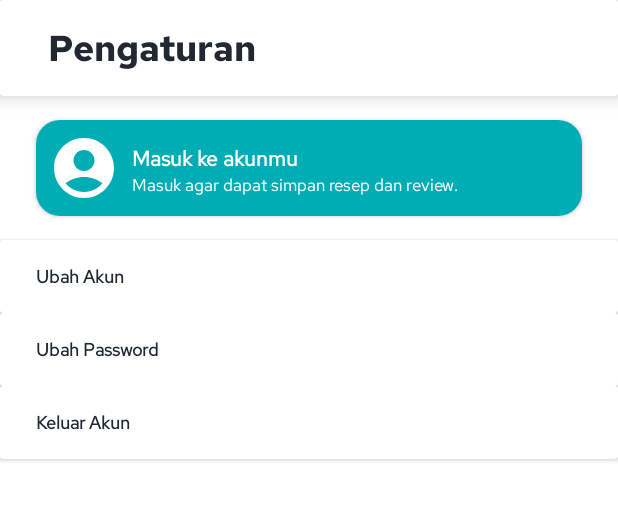
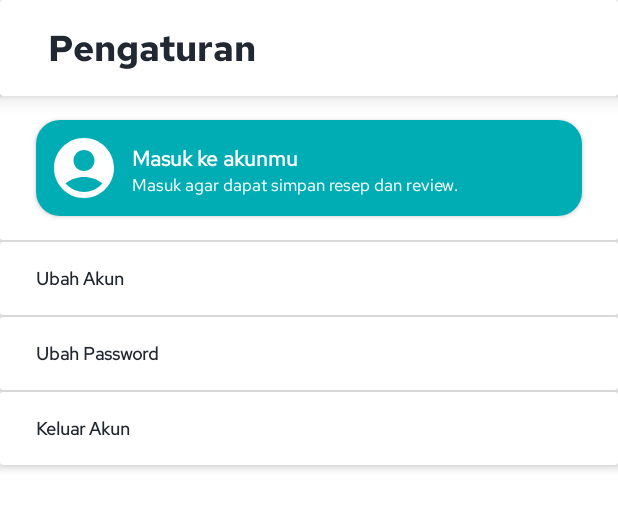
Before and after one commit to mziyadam/zcook, an Android app: the layout fragment_settings.xml on its own in the app's theme, with its tools: preview values and no code run, on a phone screen of 412 x 824 dp. Shown: the top 509 px of the screen. Run offline under Robolectric (Android 15) with nearby library versions, the phone set to English and light mode, and no system bars.

Commit message:
benerin tombol di setting

```diff
--- a/app/src/main/res/layout/fragment_settings.xml
+++ b/app/src/main/res/layout/fragment_settings.xml
@@ -32,14 +32,19 @@
 
     <androidx.cardview.widget.CardView
         android:id="@+id/btn_to_login"
+        app:cardElevation="4dp"
+        android:layout_width="match_parent"
+        android:layout_height="wrap_content"
+        app:layout_constraintEnd_toEndOf="parent"
+        app:layout_constraintStart_toStartOf="parent"
+        app:layout_constraintTop_toBottomOf="@id/cv_app_bar">
+
+        <androidx.cardview.widget.CardView
             android:layout_width="match_parent"
             android:layout_height="wrap_content"
             android:layout_marginHorizontal="@dimen/inter_component_margin_medium"
-        android:layout_marginTop="@dimen/inter_component_margin_normal"
-        app:cardCornerRadius="16dp"
-        app:layout_constraintEnd_toEndOf="parent"
-        app:layout_constraintStart_toStartOf="parent"
-        app:layout_constraintTop_toBottomOf="@id/cv_app_bar">
+            android:layout_marginVertical="@dimen/inter_component_margin_normal"
+            app:cardCornerRadius="16dp">
 
             <androidx.constraintlayout.widget.ConstraintLayout
                 android:layout_width="match_parent"
@@ -79,12 +84,14 @@
                     app:layout_constraintTop_toBottomOf="@+id/tv_name" />
             </androidx.constraintlayout.widget.ConstraintLayout>
         </androidx.cardview.widget.CardView>
+    </androidx.cardview.widget.CardView>
 
     <androidx.cardview.widget.CardView
         android:id="@+id/btn_to_change_account"
         android:layout_width="match_parent"
         android:layout_height="wrap_content"
-        android:layout_marginTop="@dimen/inter_component_margin_normal"
+        android:layout_marginTop="1dp"
+        app:cardElevation="4dp"
         app:layout_constraintEnd_toEndOf="parent"
         app:layout_constraintStart_toStartOf="parent"
         app:layout_constraintTop_toBottomOf="@id/btn_to_login">
@@ -103,6 +110,8 @@
         android:id="@+id/btn_to_change_password"
         android:layout_width="match_parent"
         android:layout_height="wrap_content"
+        android:layout_marginTop="1dp"
+        app:cardElevation="4dp"
         app:layout_constraintEnd_toEndOf="parent"
         app:layout_constraintStart_toStartOf="parent"
         app:layout_constraintTop_toBottomOf="@id/btn_to_change_account">
@@ -121,6 +130,8 @@
         android:id="@+id/btn_logout"
         android:layout_width="match_parent"
         android:layout_height="wrap_content"
+        android:layout_marginTop="1dp"
+        app:cardElevation="4dp"
         app:layout_constraintEnd_toEndOf="parent"
         app:layout_constraintStart_toStartOf="parent"
         app:layout_constraintTop_toBottomOf="@id/btn_to_change_password">
```
Also changed, not shown: app/src/main/res/layout/fragment_saved_recipe_list.xml (+49 -0 lines). Lines whose indentation alone changed are shown as unchanged.
